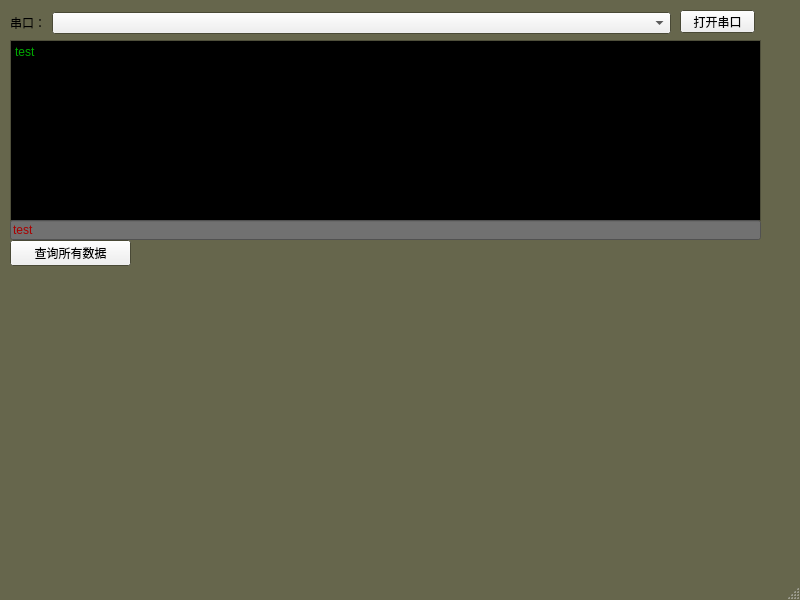
Above: uartui_qt.ui from feifeishannon/python before the change. Below: the same form after it.
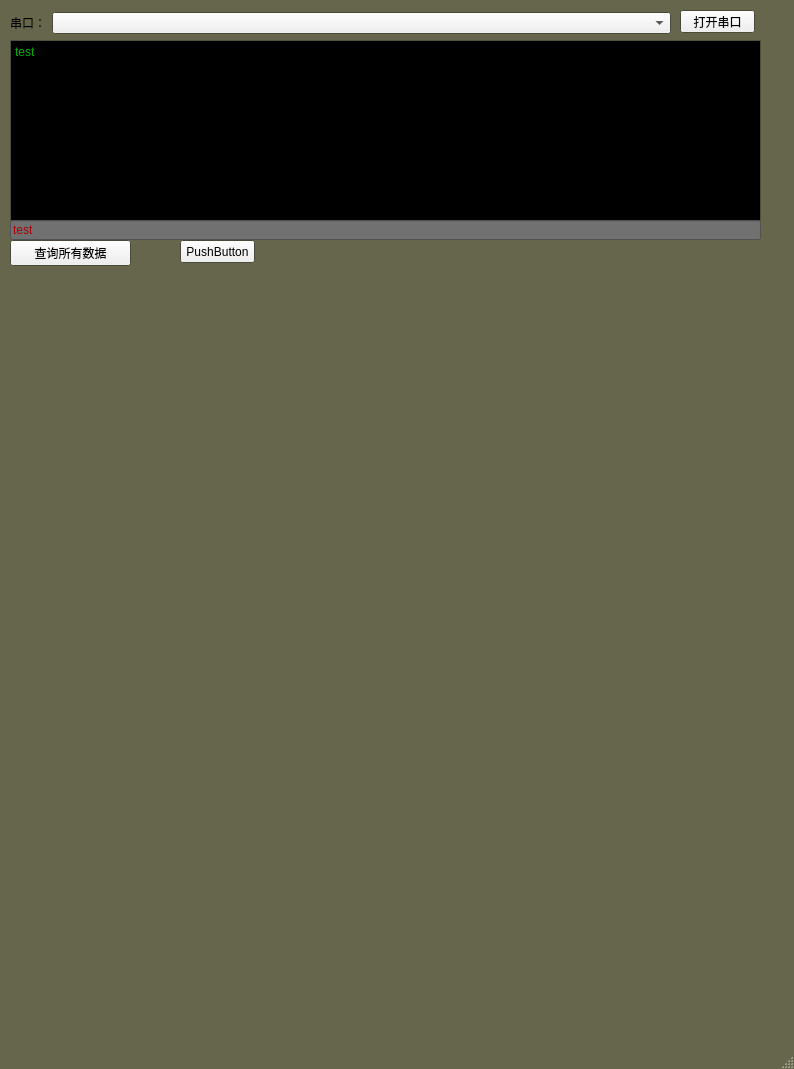
That is the form after the change.

What changed in the file:
```diff
--- a/uartui_qt.ui
+++ b/uartui_qt.ui
@@ -6,8 +6,8 @@
    <rect>
     <x>0</x>
     <y>0</y>
-    <width>800</width>
-    <height>600</height>
+    <width>794</width>
+    <height>1069</height>
    </rect>
   </property>
   <property name="palette">
@@ -646,6 +646,29 @@
      <string>查询所有数据</string>
     </property>
    </widget>
+   <widget class="QPushButton" name="pushButton">
+    <property name="geometry">
+     <rect>
+      <x>180</x>
+      <y>240</y>
+      <width>75</width>
+      <height>23</height>
+     </rect>
+    </property>
+    <property name="text">
+     <string>PushButton</string>
+    </property>
+   </widget>
+   <widget class="QWidget" name="widgetdraw" native="true">
+    <property name="geometry">
+     <rect>
+      <x>10</x>
+      <y>270</y>
+      <width>741</width>
+      <height>411</height>
+     </rect>
+    </property>
+   </widget>
   </widget>
   <widget class="QMenuBar" name="menubar">
    <property name="geometry">
```
Left out of the diff: 2 changed lines with no effect on the pictures.
